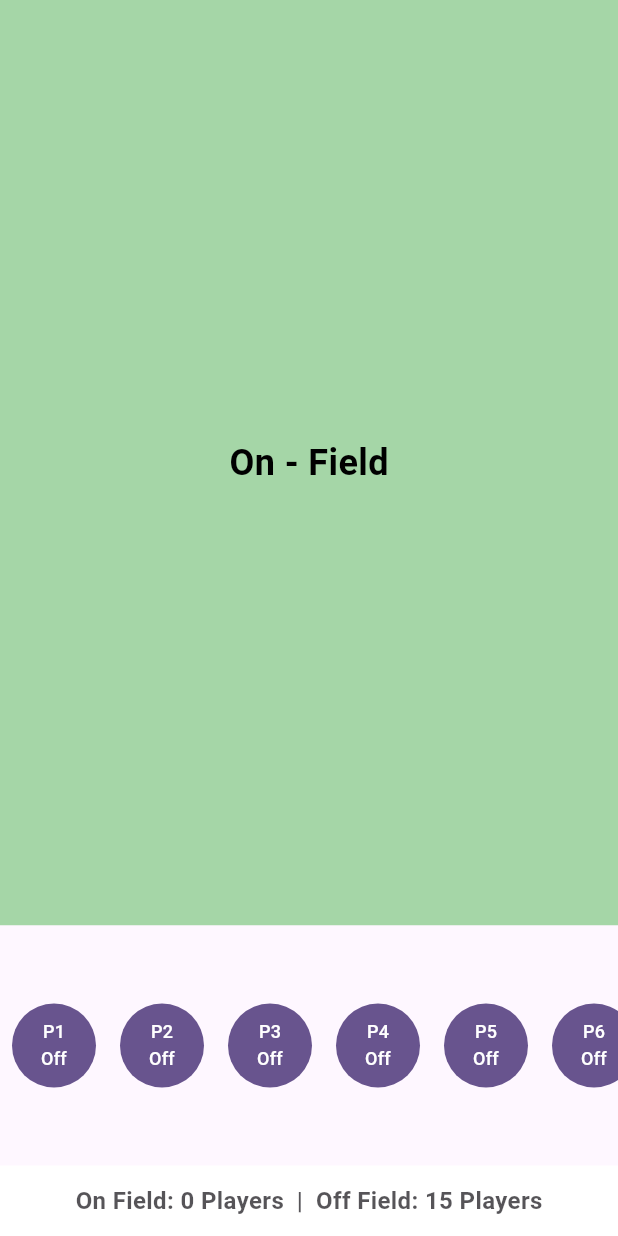
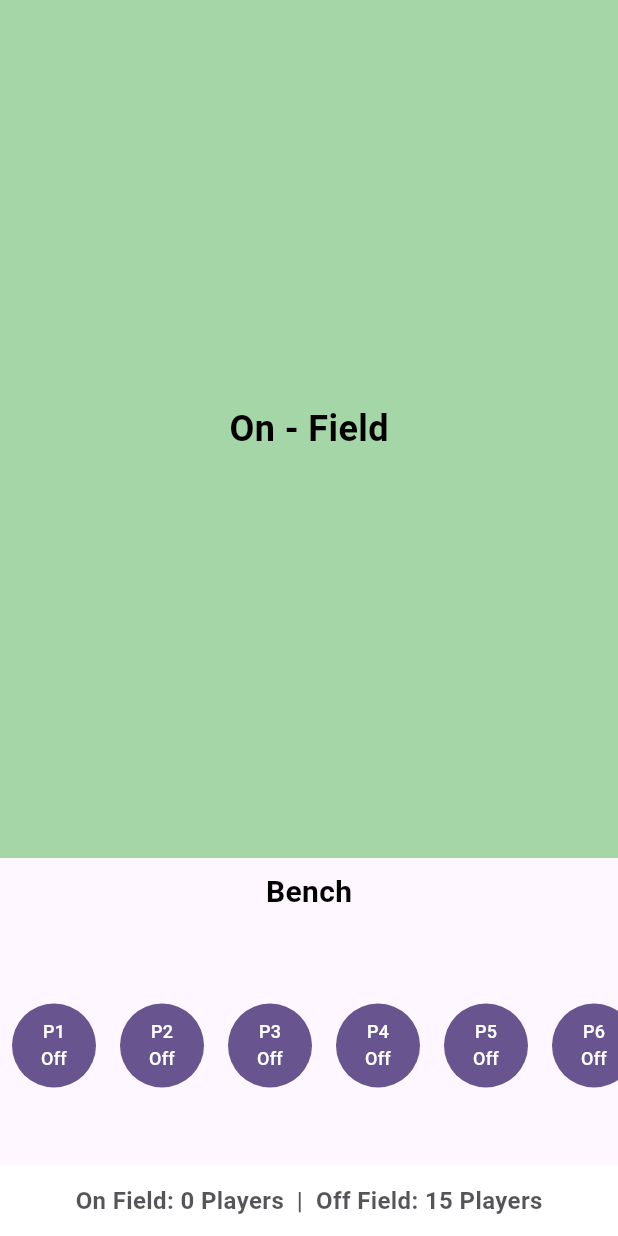
Before and after one commit to anushkagupta65/drag-n-drop-players, a Flutter app: the screen it shows after launch, on a phone screen of 412 x 824 dp. Run offline on Flutter 3.47's test engine with Material 3 defaults, Android fonts, the phone set to English and light mode, and no system bars; our stand-ins replace flutter_bloc, freezed_annotation.

Commit message:
exisiting code to gitlab

```diff
--- a/lib/application/player cubit/player_cubit.dart
+++ b/lib/application/player cubit/player_cubit.dart
@@ -17,12 +17,6 @@ class PlayerCubit extends Cubit<PlayerState> {
     } else {
       newStatus = "Off";
     }
-
-    // emit(state.copyWith(
-    //   playerID: playerID,
-    //   playerPosition: newPosition,
-    //   playerStatus: newStatus,
-    // ));
 
     updatePlayerPositionAndStatus(playerID, newPosition, newStatus);
   }
--- a/lib/application/player cubit/player_state.dart
+++ b/lib/application/player cubit/player_state.dart
@@ -4,9 +4,6 @@ part of 'player_cubit.dart';
 class PlayerState with _$PlayerState {
   factory PlayerState({
     @Default([]) List<Player> players,
-    // @Default('') String playerID,
-    // @Default('') String playerStatus,
-    // @Default(null) Offset? playerPosition,
     @Default(null) Duration? playerOnFieldTime,
   }) = _PlayerState;
 
@@ -14,8 +11,6 @@ class PlayerState with _$PlayerState {
         players: initialPlayers.map((player) {
           return player.copyWith(status: 'Off');
         }).toList(),
-        // playerID: '',
-        // playerPosition: null,
         playerOnFieldTime: null,
       );
 }
--- a/lib/presentation/player_field_widget.dart
+++ b/lib/presentation/player_field_widget.dart
@@ -104,7 +104,23 @@ class PlayerFieldWidget extends StatelessWidget {
                       .updatePosition(player.id, dropPosition, crossLine);
                 },
                 builder: (context, candidateData, rejectedData) {
-                  return Container(
+                  return Column(
+                    children: [
+                      Container(
+                        padding: const EdgeInsets.all(8.0),
+                        color: Theme.of(context).colorScheme.surfaceBright,
+                        child: const Center(
+                          child: Text(
+                            'Bench',
+                            style: TextStyle(
+                              fontWeight: FontWeight.w600,
+                              fontSize: 20,
+                              color: Colors.black,
+                            ),
+                          ),
+                        ),
+                      ),
+                      Container(
                         color: Theme.of(context).colorScheme.surfaceBright,
                         height: 160,
                         child: ListView.builder(
@@ -118,6 +134,8 @@ class PlayerFieldWidget extends StatelessWidget {
                             );
                           },
                         ),
+                      ),
+                    ],
                   );
                 },
               ),
```
Also changed, not shown: lib/presentation/player_card.dart (+0 -7 lines). Lines whose indentation alone changed are shown as unchanged.
